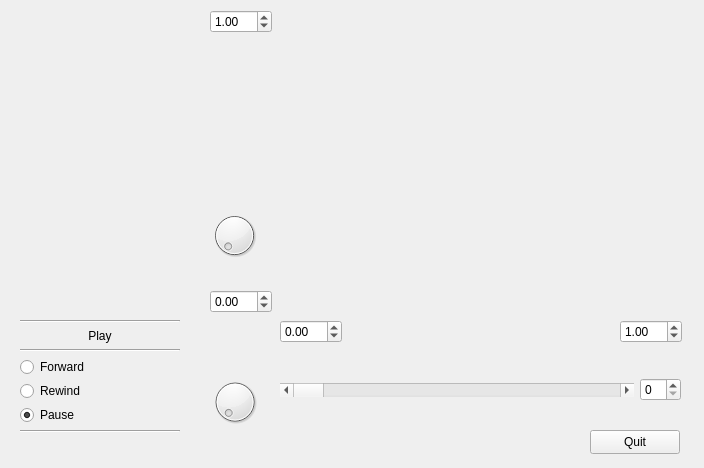
Before: the Qt Designer form mpltest.ui in Louminator/grdviz, drawn with Qt 5.
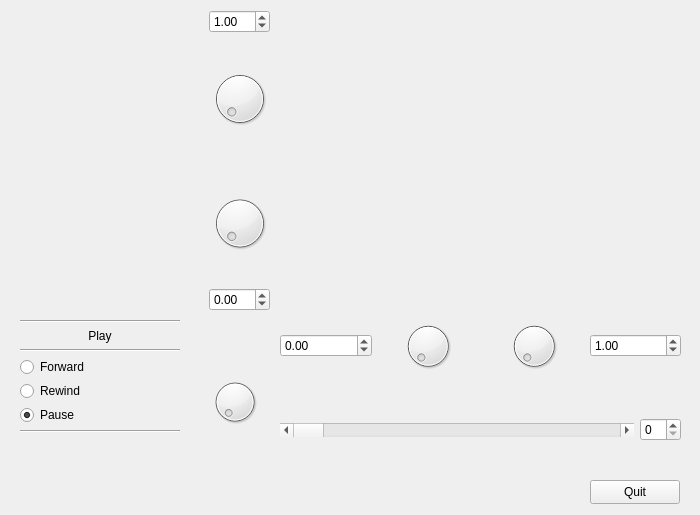
After: the same form once the commit is applied. Custom widgets are drawn as their Qt base class.

Commit message: Improved gui by adding scroll knobs.  Very cool.

```diff
--- a/mpltest.ui
+++ b/mpltest.ui
@@ -6,8 +6,8 @@
    <rect>
     <x>0</x>
     <y>0</y>
-    <width>704</width>
-    <height>468</height>
+    <width>700</width>
+    <height>515</height>
    </rect>
   </property>
   <property name="sizePolicy">
@@ -33,7 +33,7 @@
    <property name="geometry">
     <rect>
      <x>590</x>
-     <y>430</y>
+     <y>480</y>
      <width>90</width>
      <height>24</height>
     </rect>
@@ -126,7 +126,7 @@
    <property name="geometry">
     <rect>
      <x>280</x>
-     <y>350</y>
+     <y>390</y>
      <width>401</width>
      <height>80</height>
     </rect>
@@ -154,88 +154,90 @@
     </item>
    </layout>
   </widget>
-  <widget class="QDoubleSpinBox" name="xMin">
+  <widget class="QWidget" name="">
    <property name="geometry">
     <rect>
      <x>280</x>
      <y>320</y>
-     <width>62</width>
-     <height>23</height>
+     <width>401</width>
+     <height>52</height>
     </rect>
    </property>
-   <property name="minimum">
-    <double>-1000.000000000000000</double>
-   </property>
-   <property name="maximum">
-    <double>1000.000000000000000</double>
-   </property>
+   <layout class="QHBoxLayout" name="horizontalLayout_2">
+    <item>
+     <widget class="QDoubleSpinBox" name="xMin">
+      <property name="minimum">
+       <double>-1000.000000000000000</double>
+      </property>
+      <property name="maximum">
+       <double>1000.000000000000000</double>
+      </property>
+     </widget>
+    </item>
+    <item>
+     <widget class="QDial" name="xMinDial"/>
+    </item>
+    <item>
+     <widget class="QDial" name="xMaxDial"/>
+    </item>
+    <item>
+     <widget class="QDoubleSpinBox" name="xMax">
+      <property name="minimum">
+       <double>-1000.000000000000000</double>
+      </property>
+      <property name="maximum">
+       <double>1000.000000000000000</double>
+      </property>
+      <property name="value">
+       <double>1.000000000000000</double>
+      </property>
+     </widget>
+    </item>
+   </layout>
   </widget>
-  <widget class="QDoubleSpinBox" name="xMax">
-   <property name="geometry">
-    <rect>
-     <x>620</x>
-     <y>320</y>
-     <width>62</width>
-     <height>23</height>
-    </rect>
-   </property>
-   <property name="minimum">
-    <double>-1000.000000000000000</double>
-   </property>
-   <property name="maximum">
-    <double>1000.000000000000000</double>
-   </property>
-   <property name="value">
-    <double>1.000000000000000</double>
-   </property>
-  </widget>
-  <widget class="QDoubleSpinBox" name="yMin">
-   <property name="geometry">
-    <rect>
-     <x>210</x>
-     <y>290</y>
-     <width>62</width>
-     <height>23</height>
-    </rect>
-   </property>
-   <property name="minimum">
-    <double>-1000.000000000000000</double>
-   </property>
-   <property name="maximum">
-    <double>1000.000000000000000</double>
-   </property>
-  </widget>
-  <widget class="QDoubleSpinBox" name="yMax">
-   <property name="geometry">
-    <rect>
-     <x>210</x>
-     <y>10</y>
-     <width>62</width>
-     <height>23</height>
-    </rect>
-   </property>
-   <property name="minimum">
-    <double>-1000.000000000000000</double>
-   </property>
-   <property name="maximum">
-    <double>1000.000000000000000</double>
-   </property>
-   <property name="singleStep">
-    <double>0.100000000000000</double>
-   </property>
-   <property name="value">
-    <double>1.000000000000000</double>
-   </property>
-  </widget>
-  <widget class="QDial" name="yMinDial">
+  <widget class="QWidget" name="">
    <property name="geometry">
     <rect>
      <x>209</x>
-     <y>210</y>
-     <width>51</width>
-     <height>51</height>
+     <y>10</y>
+     <width>61</width>
+     <height>301</height>
     </rect>
    </property>
+   <layout class="QVBoxLayout" name="verticalLayout_2">
+    <item>
+     <widget class="QDoubleSpinBox" name="yMax">
+      <property name="minimum">
+       <double>-1000.000000000000000</double>
+      </property>
+      <property name="maximum">
+       <double>1000.000000000000000</double>
+      </property>
+      <property name="singleStep">
+       <double>0.100000000000000</double>
+      </property>
+      <property name="value">
+       <double>1.000000000000000</double>
+      </property>
+     </widget>
+    </item>
+    <item>
+     <widget class="QDial" name="yMaxDial"/>
+    </item>
+    <item>
+     <widget class="QDial" name="yMinDial"/>
+    </item>
+    <item>
+     <widget class="QDoubleSpinBox" name="yMin">
+      <property name="minimum">
+       <double>-1000.000000000000000</double>
+      </property>
+      <property name="maximum">
+       <double>1000.000000000000000</double>
+      </property>
+     </widget>
+    </item>
+   </layout>
   </widget>
  </widget>
  <customwidgets>
```
Left out of the diff: 122 changed lines with no effect on the pictures. The commit also changes 2 other files.
